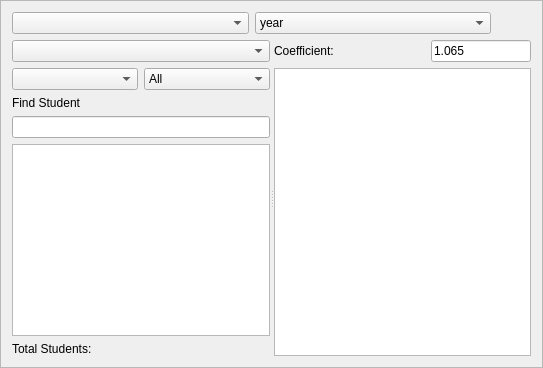
This is frameaddpayment.ui in sadovskiy/sysman as Qt 5 draws it before an edit. The edited form follows.
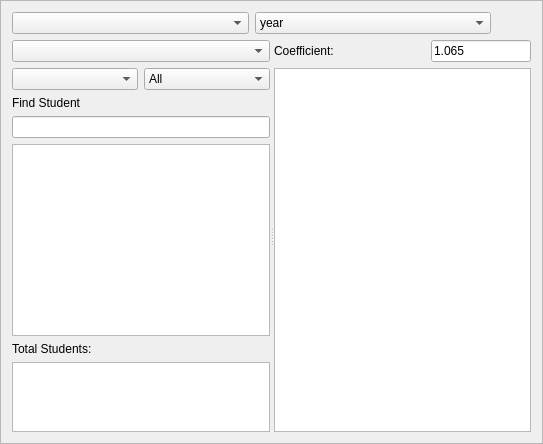
This is the edited form.

The edit to the form file:
```diff
--- a/frameaddpayment.ui
+++ b/frameaddpayment.ui
@@ -316,9 +316,12 @@
          </property>
         </widget>
        </item>
+       <item>
+        <widget class="QListView" name="listViewPhone"/>
+       </item>
       </layout>
      </widget>
-     <widget class="QWidget" name="">
+     <widget class="QWidget" name="layoutWidget">
       <layout class="QVBoxLayout" name="verticalLayout_2">
        <item>
         <layout class="QHBoxLayout" name="horizontalLayout">
```
